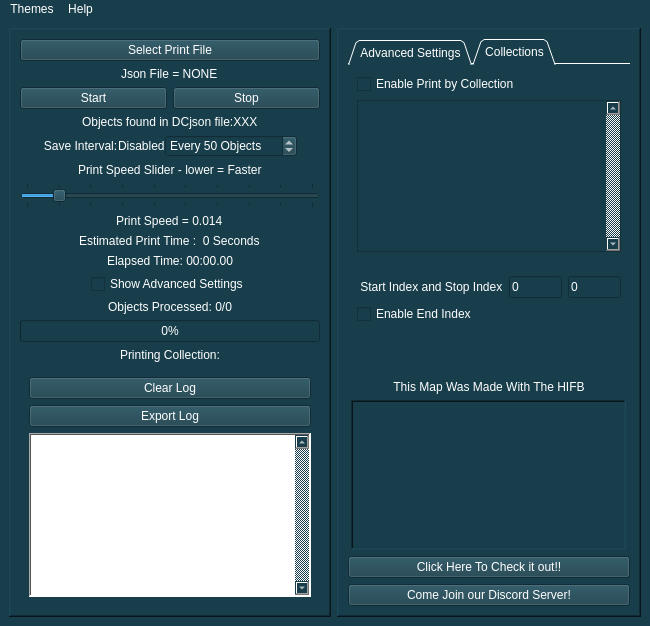
This is Halo Infinite Forge Bot/Main/Gui.ui in TubbyMcFatDuck/Halo-Infinite-Blender-2-Forge-Printer as Qt 5 draws it before an edit. The edited form follows.
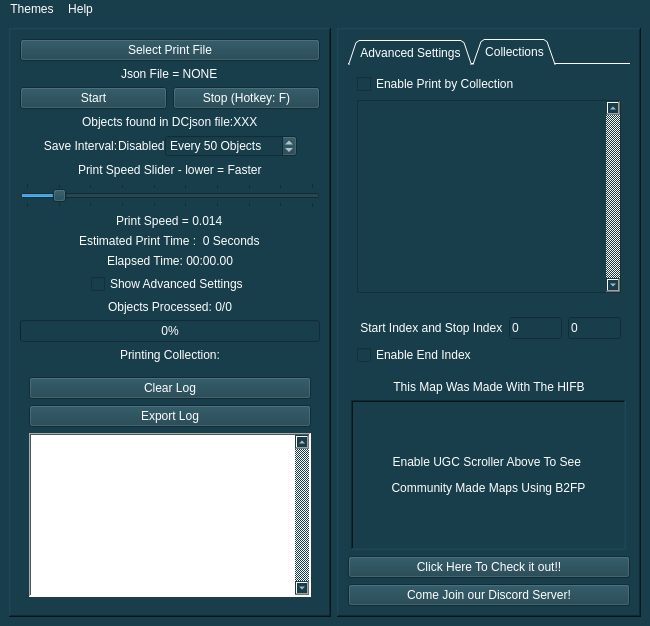
This is the edited form. The open tabs and pages were chosen to show the change. Icons and pictures are not drawn.

What changed in the file:
```diff
--- a/Halo Infinite Forge Bot/Main/Gui.ui
+++ b/Halo Infinite Forge Bot/Main/Gui.ui
@@ -154,7 +154,7 @@
               <string>&lt;html&gt;&lt;head/&gt;&lt;body&gt;&lt;p&gt;Select This To Stop The Current Print&lt;/p&gt;&lt;/body&gt;&lt;/html&gt;</string>
              </property>
              <property name="text">
-              <string>Stop</string>
+              <string>Stop (Hotkey: F)</string>
              </property>
              <property name="checkable">
               <bool>false</bool>
@@ -543,7 +543,7 @@
            <property name="maximumSize">
             <size>
              <width>16777215</width>
-             <height>225</height>
+             <height>1200</height>
             </size>
            </property>
            <property name="focusPolicy">
@@ -738,6 +738,9 @@
             <layout class="QHBoxLayout" name="horizontalLayout_2">
              <item>
               <layout class="QVBoxLayout" name="collectionsGroup">
+               <property name="sizeConstraint">
+                <enum>QLayout::SetNoConstraint</enum>
+               </property>
                <item alignment="Qt::AlignTop">
                 <widget class="QCheckBox" name="printCollectionButton">
                  <property name="cursor">
@@ -762,6 +765,9 @@
                    <height>16777215</height>
                   </size>
                  </property>
+                 <property name="layoutDirection">
+                  <enum>Qt::LeftToRight</enum>
+                 </property>
                  <property name="verticalScrollBarPolicy">
                   <enum>Qt::ScrollBarAlwaysOn</enum>
                  </property>
@@ -775,7 +781,7 @@
                   <bool>true</bool>
                  </property>
                  <property name="alignment">
-                  <set>Qt::AlignLeading|Qt::AlignLeft|Qt::AlignVCenter</set>
+                  <set>Qt::AlignLeading|Qt::AlignLeft|Qt::AlignTop</set>
                  </property>
                  <widget class="QWidget" name="scrollAreaWidgetContents">
                   <property name="geometry">
@@ -783,7 +789,7 @@
                     <x>0</x>
                     <y>0</y>
                     <width>238</width>
-                    <height>144</height>
+                    <height>199</height>
                    </rect>
                   </property>
                   <property name="sizePolicy">
@@ -877,28 +883,6 @@
            </layout>
           </widget>
          </item>
-         <item>
-          <widget class="QWidget" name="SpaceHolder" native="true">
-           <property name="sizePolicy">
-            <sizepolicy hsizetype="Preferred" vsizetype="MinimumExpanding">
-             <horstretch>0</horstretch>
-             <verstretch>0</verstretch>
-            </sizepolicy>
-           </property>
-           <property name="minimumSize">
-            <size>
-             <width>0</width>
-             <height>10</height>
-            </size>
-           </property>
-           <property name="maximumSize">
-            <size>
-             <width>16777215</width>
-             <height>50</height>
-            </size>
-           </property>
-          </widget>
-         </item>
          <item>
           <widget class="QLabel" name="label">
            <property name="text">
@@ -950,10 +934,7 @@
               <number>2</number>
              </property>
              <property name="text">
-              <string/>
-             </property>
-             <property name="pixmap">
-              <pixmap>halo_bot_icon.ico</pixmap>
+              <string>&lt;html&gt;&lt;head/&gt;&lt;body&gt;&lt;p&gt;Enable UGC Scroller Above To See &lt;/p&gt;&lt;p&gt;Community Made Maps Using B2FP&lt;/p&gt;&lt;/body&gt;&lt;/html&gt;</string>
              </property>
              <property name="scaledContents">
               <bool>true</bool>
```
Left out of the diff: 11 changed lines with no effect on the pictures.
